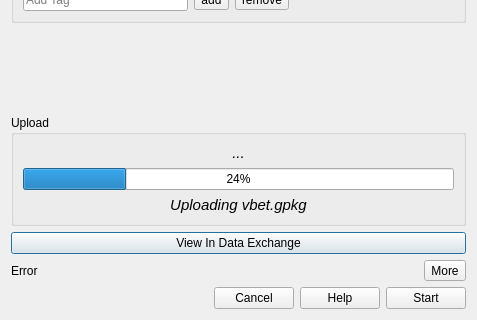
Above: src/ui/project_upload_dialog.ui from Riverscapes/QRAVEPlugin before the change; both pictures show x 0 to 477 and y 525 to 845 of the 477 by 845 pixel window. Below: the same form after it.
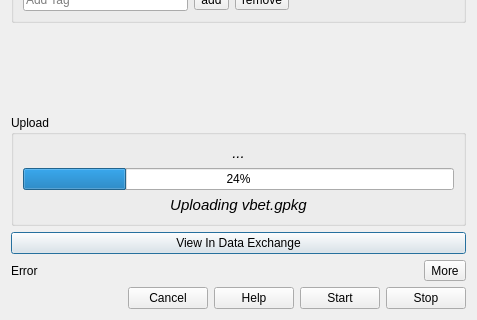
That is the form after the change.

The edit to the form file:
```diff
--- a/src/ui/project_upload_dialog.ui
+++ b/src/ui/project_upload_dialog.ui
@@ -426,6 +426,13 @@
        </property>
       </widget>
      </item>
+     <item>
+      <widget class="QPushButton" name="stopBtn">
+       <property name="text">
+        <string>Stop</string>
+       </property>
+      </widget>
+     </item>
     </layout>
    </item>
   </layout>
```
